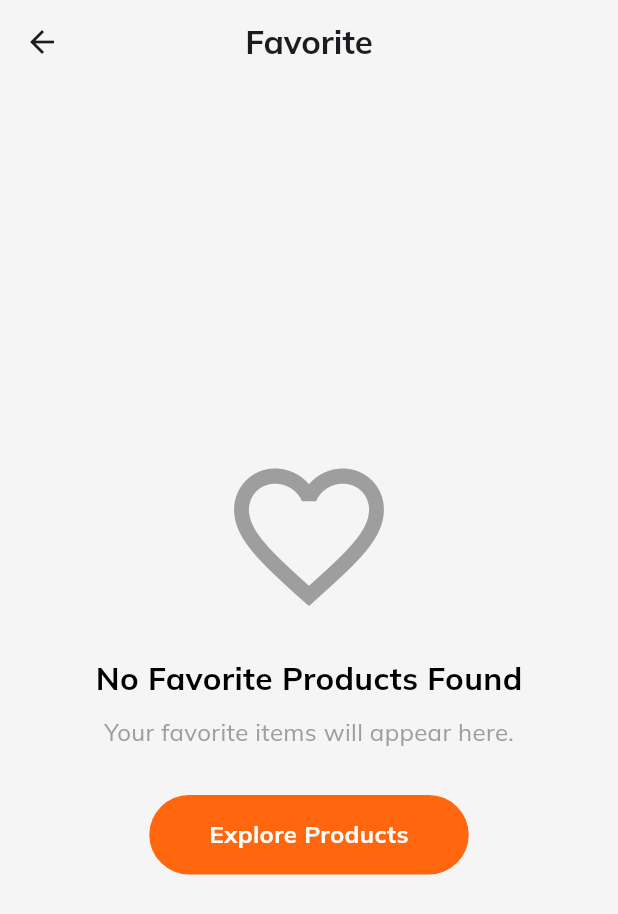
After one commit to sagardhadke/mobile_commerce, a Flutter app: the screen it shows after launch, after a tap on the "favorite" icon, on a phone screen of 412 x 824 dp. The commit adds this screen. Shown: the top 914 px of the screen. Run offline on Flutter 3.47's test engine with Material 3 defaults, Android fonts, the phone set to English and light mode, and no system bars; our stand-ins replace cached_network_image, google_fonts; network calls fail.

Commit message:
Added Favorite Screen

```diff
--- /dev/null
+++ b/lib/screens/Favorite/favorite.dart
@@ -0,0 +1,175 @@
+import 'package:flutter/material.dart';
+import 'package:mobile_commerce/Provider/favorite_provider.dart';
+import 'package:mobile_commerce/screens/Home/home.dart';
+
+class Favorite extends StatefulWidget {
+  const Favorite({super.key});
+
+  @override
+  State<Favorite> createState() => _FavoriteState();
+}
+
+class _FavoriteState extends State<Favorite> {
+  @override
+  Widget build(BuildContext context) {
+    final provider = FavoriteProvider.of(context);
+    final finalList = provider.favorites;
+    return Scaffold(
+      backgroundColor: Color(0xffF5F5F5),
+      appBar: AppBar(
+        backgroundColor: Color(0xffF5F5F5),
+        title: const Text(
+          "Favorite",
+          style: TextStyle(fontWeight: FontWeight.bold),
+        ),
+        centerTitle: true,
+      ),
+      body: Column(
+        children: [
+          Expanded(
+            child: finalList.isEmpty
+                ? Center(
+                    child: Column(
+                      mainAxisAlignment: MainAxisAlignment.center,
+                      children: [
+                        // Empty Favorite Icon
+                        Icon(
+                          Icons.favorite_border,
+                          color: Colors.grey,
+                          size: 120,
+                        ),
+                        const SizedBox(height: 20),
+                        const Text(
+                          "No Favorite Products Found",
+                          style: TextStyle(
+                            fontSize: 21,
+                            fontWeight: FontWeight.bold,
+                            color: Colors.black,
+                          ),
+                        ),
+                        const SizedBox(height: 10),
+                        const Text(
+                          "Your favorite items will appear here.",
+                          style: TextStyle(fontSize: 16, color: Colors.grey),
+                        ),
+                        const SizedBox(height: 30),
+                        // Button to explore products
+                        GestureDetector(
+                          onTap: () {
+                            Navigator.pushReplacement(
+                              context,
+                              MaterialPageRoute(
+                                builder: (context) => MyHomePage(),
+                              ),
+                            );
+                          },
+                          child: Container(
+                            padding: const EdgeInsets.symmetric(
+                              vertical: 15,
+                              horizontal: 40,
+                            ),
+                            decoration: BoxDecoration(
+                              color: Color(0xffff660e),
+                              borderRadius: BorderRadius.circular(30),
+                            ),
+                            child: const Text(
+                              "Explore Products",
+                              style: TextStyle(
+                                color: Colors.white,
+                                fontSize: 16,
+                                fontWeight: FontWeight.bold,
+                              ),
+                            ),
+                          ),
+                        ),
+                      ],
+                    ),
+                  )
+                : ListView.builder(
+                    itemCount: finalList.length,
+                    itemBuilder: (context, index) {
+                      final favoriteItems = finalList[index];
+                      return Stack(
+                        children: [
+                          Padding(
+                            padding: const EdgeInsets.all(15),
+                            child: Container(
+                              padding: const EdgeInsets.all(10),
+                              width: double.infinity,
+                              decoration: BoxDecoration(
+                                borderRadius: BorderRadius.circular(20),
+                                color: Colors.white,
+                              ),
+                              child: Row(
+                                children: [
+                                  Container(
+                                    padding: const EdgeInsets.all(10),
+                                    width: 85,
+                                    height: 85,
+                                    decoration: BoxDecoration(
+                                      color: Color(0xffF5F5F5),
+                                      borderRadius: BorderRadius.circular(20),
+                                    ),
+                                    child: Image.asset(favoriteItems.image),
+                                  ),
+                                  const SizedBox(width: 10),
+                                  Column(
+                                    crossAxisAlignment:
+                                        CrossAxisAlignment.start,
+                                    children: [
+                                      Text(
+                                        favoriteItems.title,
+                                        style: const TextStyle(
+                                          fontWeight: FontWeight.bold,
+                                          fontSize: 16,
+                                        ),
+                                      ),
+                                      const SizedBox(height: 5),
+                                      Text(
+                                        favoriteItems.category,
+                                        style: TextStyle(
+                                          fontWeight: FontWeight.bold,
+                                          color: Colors.grey.shade400,
+                                          fontSize: 16,
+                                        ),
+                                      ),
+                                      const SizedBox(height: 10),
+                                      Text(
+                                        "₹${favoriteItems.price}",
+                                        style: const TextStyle(
+                                          fontWeight: FontWeight.bold,
+                                          fontSize: 14,
+                                        ),
+                                      ),
+                                    ],
+                                  ),
+                                ],
+                              ),
+                            ),
+                          ),
+
+                          Positioned(
+                            top: 50,
+                            right: 35,
+                            child: GestureDetector(
+                              onTap: () {
+                                finalList.removeAt(index);
+                                setState(() {});
+                              },
+                              child: const Icon(
+                                Icons.delete,
+                                color: Colors.red,
+                                size: 25,
+                              ),
+                            ),
+                          ),
+                        ],
+                      );
+                    },
+                  ),
+          ),
+        ],
+      ),
+    );
+  }
+}
--- a/lib/screens/Home/home.dart
+++ b/lib/screens/Home/home.dart
@@ -3,6 +3,7 @@ import 'package:flutter/cupertino.dart';
 import 'package:flutter/material.dart';
 import 'package:mobile_commerce/models/product_model.dart';
 import 'package:mobile_commerce/screens/Cart/cart_screen.dart';
+import 'package:mobile_commerce/screens/Favorite/favorite.dart';
 import 'package:mobile_commerce/screens/Home/Widget/categoryItems.dart';
 import 'package:mobile_commerce/screens/Home/Widget/product_cart.dart';
 
@@ -28,7 +29,22 @@ class _MyHomePageState extends State<MyHomePage> {
           Padding(
             padding: const EdgeInsets.only(right: 20.0),
             child: Row(
+              spacing: 5,
               children: [
+                IconButton(
+                  style: IconButton.styleFrom(
+                    backgroundColor: Color(0xffF5F5F5),
+                    padding: const EdgeInsets.all(15),
+                  ),
+                  onPressed: () {
+                    Navigator.push(
+                      context,
+                      MaterialPageRoute(builder: (context) => Favorite()),
+                    );
+                  },
+                  iconSize: 30,
+                  icon: const Icon(Icons.favorite),
+                ),
                 IconButton(
                   style: IconButton.styleFrom(
                     backgroundColor: Color(0xffF5F5F5),
```
